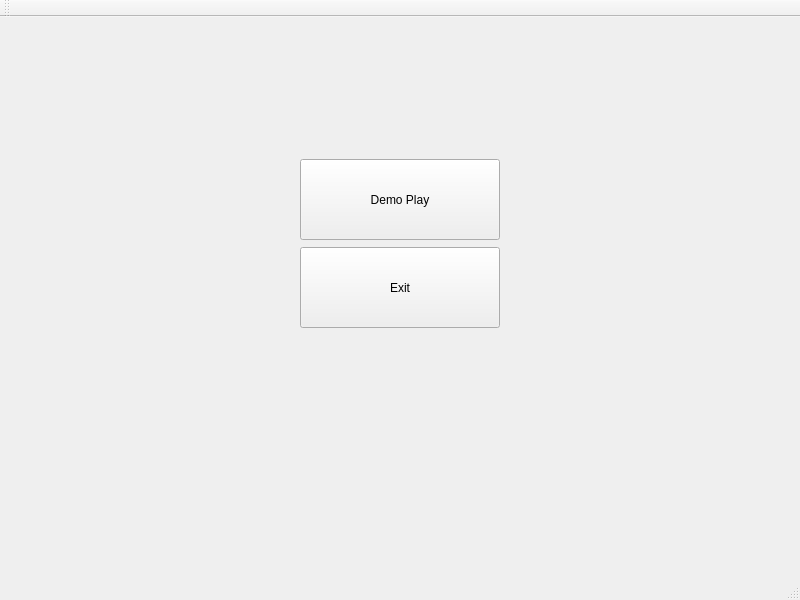
Above: mainwindow.ui from HermesYoung/pd2-Taiko before the change. Below: the same form after it.
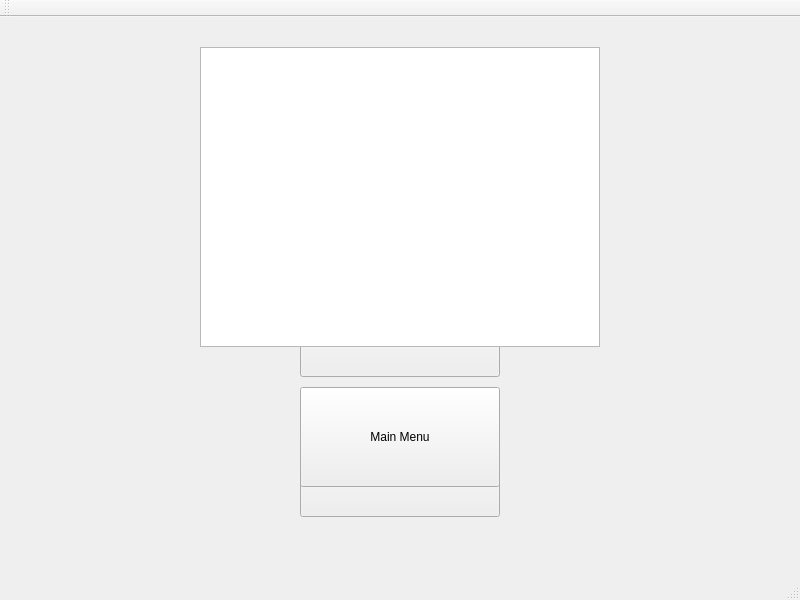
That is the form after the change.

Commit message: add normal play

Diff of the .ui file:
```diff
--- a/mainwindow.ui
+++ b/mainwindow.ui
@@ -27,9 +27,9 @@
     <property name="geometry">
      <rect>
       <x>300</x>
-      <y>142</y>
+      <y>400</y>
       <width>200</width>
-      <height>81</height>
+      <height>100</height>
      </rect>
     </property>
     <property name="text">
@@ -40,15 +40,51 @@
     <property name="geometry">
      <rect>
       <x>300</x>
-      <y>230</y>
+      <y>260</y>
       <width>200</width>
-      <height>81</height>
+      <height>100</height>
      </rect>
     </property>
     <property name="text">
      <string>Exit</string>
     </property>
    </widget>
+   <widget class="QPushButton" name="playButton_2">
+    <property name="geometry">
+     <rect>
+      <x>300</x>
+      <y>120</y>
+      <width>200</width>
+      <height>100</height>
+     </rect>
+    </property>
+    <property name="text">
+     <string>Play</string>
+    </property>
+   </widget>
+   <widget class="QListWidget" name="mapList">
+    <property name="geometry">
+     <rect>
+      <x>200</x>
+      <y>30</y>
+      <width>400</width>
+      <height>300</height>
+     </rect>
+    </property>
+   </widget>
+   <widget class="QPushButton" name="menuButton">
+    <property name="geometry">
+     <rect>
+      <x>300</x>
+      <y>370</y>
+      <width>200</width>
+      <height>100</height>
+     </rect>
+    </property>
+    <property name="text">
+     <string>Main Menu</string>
+    </property>
+   </widget>
   </widget>
   <widget class="QMenuBar" name="menuBar">
    <property name="geometry">
```
The commit also changes 10 other files.
